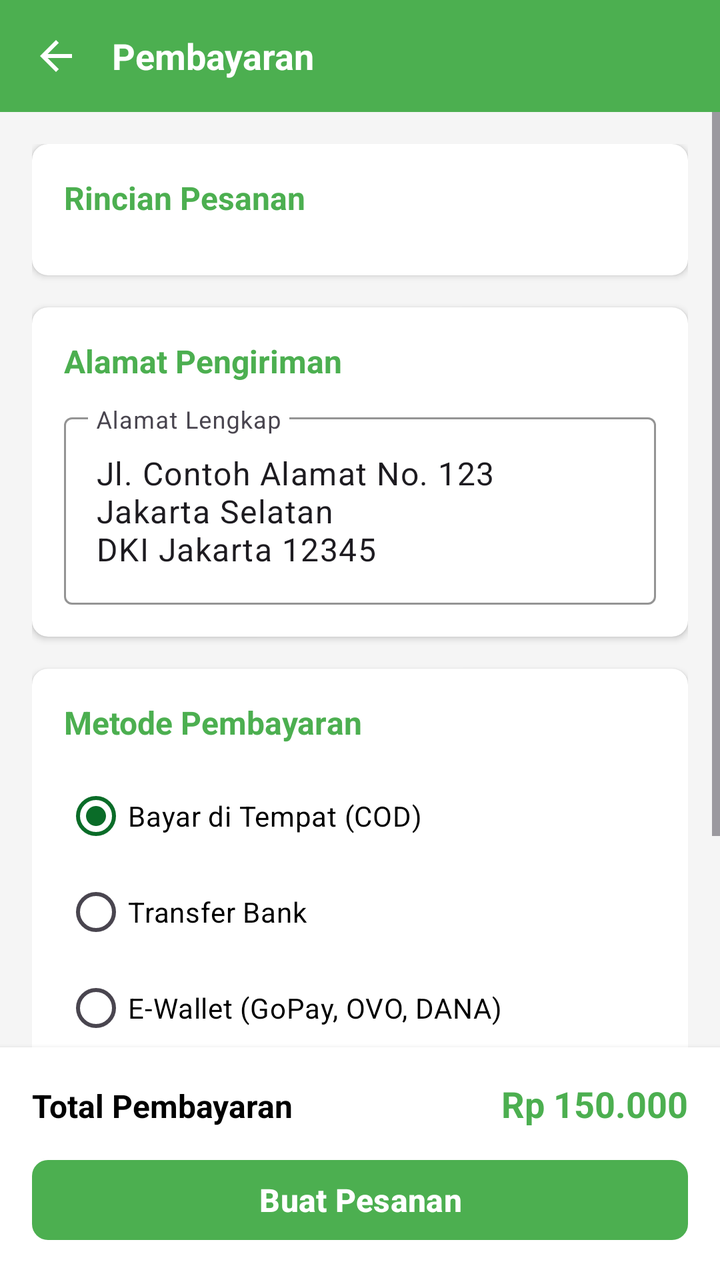
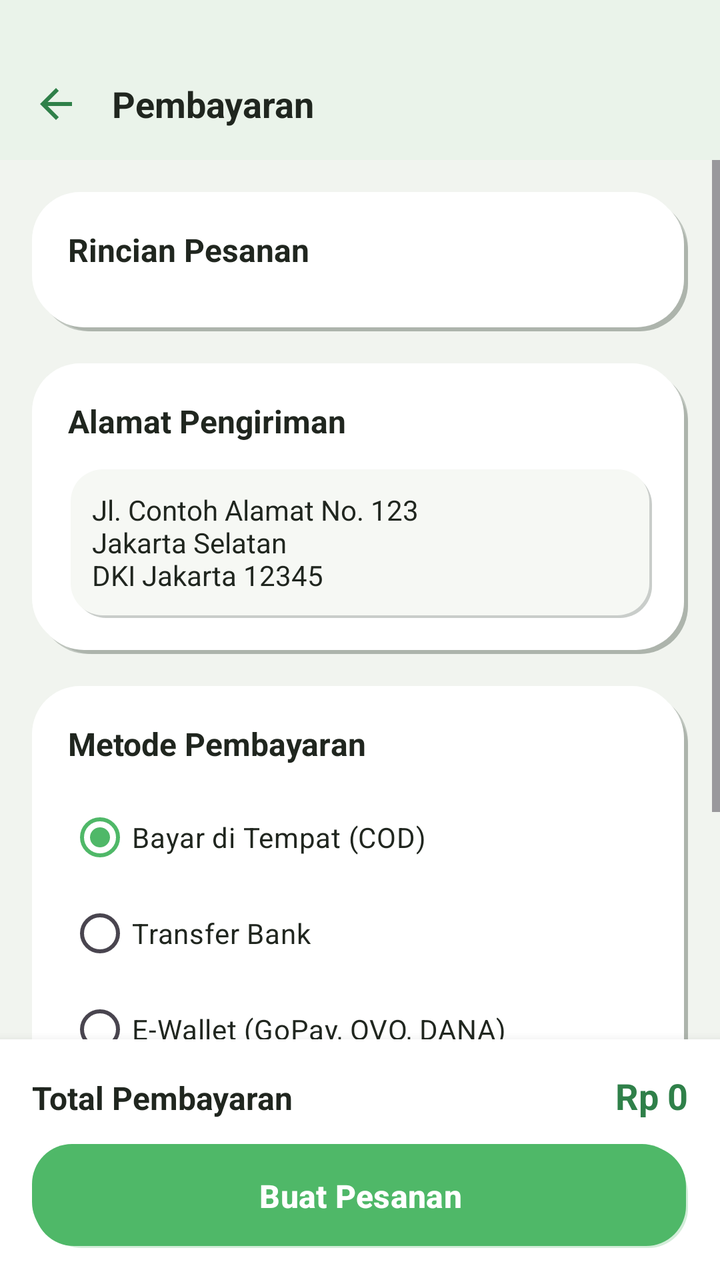

The first picture is an Android layout as it rendered before a commit; the second is the same layout after the commit. The layout source and the unified diff follow.
<!-- AndroidManifest.xml: application theme Theme.Pasarprojectbootcamp -->
<!-- res/layout/fragment_payment.xml -->
<?xml version="1.0" encoding="utf-8"?>
<LinearLayout xmlns:android="http://schemas.android.com/apk/res/android"
    xmlns:app="http://schemas.android.com/apk/res-auto"
    android:layout_width="match_parent"
    android:layout_height="match_parent"
    android:background="#F5F5F5"
    android:orientation="vertical">

    
    <LinearLayout
        android:layout_width="match_parent"
        android:layout_height="56dp"
        android:background="@color/green_primary"
        android:gravity="center_vertical"
        android:paddingHorizontal="16dp">

        <ImageView
            android:id="@+id/btnBack"
            android:layout_width="24dp"
            android:layout_height="24dp"
            android:src="@drawable/ic_arrow_back"
            android:tint="@android:color/white" />

        <TextView
            android:layout_width="0dp"
            android:layout_height="wrap_content"
            android:layout_marginStart="16dp"
            android:layout_weight="1"
            android:text="Pembayaran"
            android:textColor="@android:color/white"
            android:textSize="18sp"
            android:textStyle="bold" />

    </LinearLayout>

    <ScrollView
        android:layout_width="match_parent"
        android:layout_height="0dp"
        android:layout_weight="1">

        <LinearLayout
            android:layout_width="match_parent"
            android:layout_height="wrap_content"
            android:orientation="vertical"
            android:padding="16dp">

            
            <androidx.cardview.widget.CardView
                android:layout_width="match_parent"
                android:layout_height="wrap_content"
                android:layout_marginBottom="16dp"
                app:cardCornerRadius="8dp"
                app:cardElevation="2dp">

                <LinearLayout
                    android:layout_width="match_parent"
                    android:layout_height="wrap_content"
                    android:orientation="vertical"
                    android:padding="16dp">

                    <TextView
                        android:layout_width="match_parent"
                        android:layout_height="wrap_content"
                        android:text="Rincian Pesanan"
                        android:textColor="@color/green_primary"
                        android:textSize="16sp"
                        android:textStyle="bold" />

                    <androidx.recyclerview.widget.RecyclerView
                        android:id="@+id/rvPaymentItems"
                        android:layout_width="match_parent"
                        android:layout_height="wrap_content"
                        android:layout_marginTop="12dp"
                        android:nestedScrollingEnabled="false" />

                </LinearLayout>

            </androidx.cardview.widget.CardView>

            
            <androidx.cardview.widget.CardView
                android:layout_width="match_parent"
                android:layout_height="wrap_content"
                android:layout_marginBottom="16dp"
                app:cardCornerRadius="8dp"
                app:cardElevation="2dp">

                <LinearLayout
                    android:layout_width="match_parent"
                    android:layout_height="wrap_content"
                    android:orientation="vertical"
                    android:padding="16dp">

                    <TextView
                        android:layout_width="match_parent"
                        android:layout_height="wrap_content"
                        android:text="Alamat Pengiriman"
                        android:textColor="@color/green_primary"
                        android:textSize="16sp"
                        android:textStyle="bold" />

                    <com.google.android.material.textfield.TextInputLayout
                        android:layout_width="match_parent"
                        android:layout_height="wrap_content"
                        android:layout_marginTop="12dp"
                        android:hint="Alamat Lengkap"
                        app:boxStrokeColor="@color/green_primary"
                        app:hintTextColor="@color/green_primary">

                        <com.google.android.material.textfield.TextInputEditText
                            android:id="@+id/etDeliveryAddress"
                            android:layout_width="match_parent"
                            android:layout_height="wrap_content"
                            android:minLines="3"
                            android:text="Jl. Contoh Alamat No. 123\nJakarta Selatan\nDKI Jakarta 12345" />

                    </com.google.android.material.textfield.TextInputLayout>

                </LinearLayout>

            </androidx.cardview.widget.CardView>

            
            <androidx.cardview.widget.CardView
                android:layout_width="match_parent"
                android:layout_height="wrap_content"
                android:layout_marginBottom="100dp"
                app:cardCornerRadius="8dp"
                app:cardElevation="2dp">

                <LinearLayout
                    android:layout_width="match_parent"
                    android:layout_height="wrap_content"
                    android:orientation="vertical"
                    android:padding="16dp">

                    <TextView
                        android:layout_width="match_parent"
                        android:layout_height="wrap_content"
                        android:text="Metode Pembayaran"
                        android:textColor="@color/green_primary"
                        android:textSize="16sp"
                        android:textStyle="bold" />

                    <RadioGroup
                        android:id="@+id/rgPaymentMethod"
                        android:layout_width="match_parent"
                        android:layout_height="wrap_content"
                        android:layout_marginTop="12dp">

                        <RadioButton
                            android:id="@+id/rbCOD"
                            android:layout_width="match_parent"
                            android:layout_height="wrap_content"
                            android:checked="true"
                            android:text="Bayar di Tempat (COD)"
                            android:textColor="@color/black"
                            android:textSize="14sp" />

                        <RadioButton
                            android:id="@+id/rbBankTransfer"
                            android:layout_width="match_parent"
                            android:layout_height="wrap_content"
                            android:text="Transfer Bank"
                            android:textColor="@color/black"
                            android:textSize="14sp" />

                        <RadioButton
                            android:id="@+id/rbEWallet"
                            android:layout_width="match_parent"
                            android:layout_height="wrap_content"
                            android:text="E-Wallet (GoPay, OVO, DANA)"
                            android:textColor="@color/black"
                            android:textSize="14sp" />

                    </RadioGroup>

                    
                    <LinearLayout
                        android:id="@+id/llPaymentDetails"
                        android:layout_width="match_parent"
                        android:layout_height="wrap_content"
                        android:layout_marginTop="16dp"
                        android:orientation="vertical"
                        android:visibility="gone">

                        <com.google.android.material.textfield.TextInputLayout
                            android:layout_width="match_parent"
                            android:layout_height="wrap_content"
                            android:hint="Nomor Rekening/E-Wallet"
                            app:boxStrokeColor="@color/green_primary"
                            app:hintTextColor="@color/green_primary">

                            <com.google.android.material.textfield.TextInputEditText
                                android:id="@+id/etPaymentAccount"
                                android:layout_width="match_parent"
                                android:layout_height="wrap_content"
                                android:inputType="number" />

                        </com.google.android.material.textfield.TextInputLayout>

                        <com.google.android.material.textfield.TextInputLayout
                            android:layout_width="match_parent"
                            android:layout_height="wrap_content"
                            android:layout_marginTop="8dp"
                            android:hint="Nama Pemilik Akun"
                            app:boxStrokeColor="@color/green_primary"
                            app:hintTextColor="@color/green_primary">

                            <com.google.android.material.textfield.TextInputEditText
                                android:id="@+id/etAccountName"
                                android:layout_width="match_parent"
                                android:layout_height="wrap_content"
                                android:inputType="textPersonName" />

                        </com.google.android.material.textfield.TextInputLayout>

                    </LinearLayout>

                </LinearLayout>

            </androidx.cardview.widget.CardView>

        </LinearLayout>

    </ScrollView>

    
    <LinearLayout
        android:layout_width="match_parent"
        android:layout_height="wrap_content"
        android:background="@android:color/white"
        android:elevation="4dp"
        android:orientation="vertical"
        android:padding="16dp">

        
        <LinearLayout
            android:layout_width="match_parent"
            android:layout_height="wrap_content"
            android:layout_marginBottom="12dp"
            android:orientation="horizontal">

            <TextView
                android:layout_width="0dp"
                android:layout_height="wrap_content"
                android:layout_weight="1"
                android:text="Total Pembayaran"
                android:textColor="@color/black"
                android:textSize="16sp"
                android:textStyle="bold" />

            <TextView
                android:id="@+id/tvTotalPayment"
                android:layout_width="wrap_content"
                android:layout_height="wrap_content"
                android:text="Rp 150.000"
                android:textColor="@color/green_primary"
                android:textSize="18sp"
                android:textStyle="bold" />

        </LinearLayout>

        <com.google.android.material.button.MaterialButton
            android:id="@+id/btnBuatPesanan"
            android:layout_width="match_parent"
            android:layout_height="48dp"
            android:text="Buat Pesanan"
            android:textColor="@android:color/white"
            android:textSize="16sp"
            android:textStyle="bold"
            app:backgroundTint="@color/green_primary"
            app:cornerRadius="8dp" />

    </LinearLayout>

</LinearLayout>
<!-- resources referenced by this layout -->
<resources>
  <color name="black">#FF000000</color>
  <color name="green_primary">#4CAF50</color>
  <style name="Base.Theme.Pasarprojectbootcamp" parent="Theme.Material3.DayNight.NoActionBar">
          
           <item name="colorPrimary">@color/green</item>
          <item name="colorPrimaryVariant">@color/green</item>
          <item name="android:statusBarColor">@color/green</item>
      </style>
  <color name="green">#0A6C28</color>
  <!-- unchanged entries left out for length: 2 -->
</resources>

<!-- the commit's change to res/layout/fragment_payment.xml (unified diff, before → after) -->
@@ -3,14 +3,20 @@
     xmlns:app="http://schemas.android.com/apk/res-auto"
     android:layout_width="match_parent"
     android:layout_height="match_parent"
-    android:background="#F5F5F5"
+    android:background="@color/clay_background"
     android:orientation="vertical">
+
+    
+    <View
+        android:layout_width="match_parent"
+        android:layout_height="24dp"
+        android:background="@color/clay_header" />
 
     
     <LinearLayout
         android:layout_width="match_parent"
         android:layout_height="56dp"
-        android:background="@color/green_primary"
+        android:background="@color/clay_header"
         android:gravity="center_vertical"
         android:paddingHorizontal="16dp">
 
@@ -19,7 +25,7 @@
             android:layout_width="24dp"
             android:layout_height="24dp"
             android:src="@drawable/ic_arrow_back"
-            android:tint="@android:color/white" />
+            android:tint="@color/clay_green_700" />
 
         <TextView
             android:layout_width="0dp"
@@ -27,7 +33,7 @@
             android:layout_marginStart="16dp"
             android:layout_weight="1"
             android:text="Pembayaran"
-            android:textColor="@android:color/white"
+            android:textColor="@color/clay_text_primary"
             android:textSize="18sp"
             android:textStyle="bold" />
 
@@ -45,181 +51,178 @@
             android:padding="16dp">
 
             
-            <androidx.cardview.widget.CardView
+            <LinearLayout
                 android:layout_width="match_parent"
                 android:layout_height="wrap_content"
                 android:layout_marginBottom="16dp"
-                app:cardCornerRadius="8dp"
-                app:cardElevation="2dp">
+                android:background="@drawable/clay_card_default"
+                android:orientation="vertical"
+                android:padding="18dp">
+
+                <TextView
+                    android:layout_width="match_parent"
+                    android:layout_height="wrap_content"
+                    android:text="Rincian Pesanan"
+                    android:textColor="@color/clay_text_primary"
+                    android:textSize="16sp"
+                    android:textStyle="bold" />
+
+                <androidx.recyclerview.widget.RecyclerView
+                    android:id="@+id/rvPaymentItems"
+                    android:layout_width="match_parent"
+                    android:layout_height="wrap_content"
+                    android:layout_marginTop="12dp"
+                    android:nestedScrollingEnabled="false" />
+
+            </LinearLayout>
+
+            
+            <LinearLayout
+                android:layout_width="match_parent"
+                android:layout_height="wrap_content"
+                android:layout_marginBottom="16dp"
+                android:background="@drawable/clay_card_default"
+                android:orientation="vertical"
+                android:padding="18dp">
+
+                <TextView
+                    android:layout_width="match_parent"
+                    android:layout_height="wrap_content"
+                    android:text="Alamat Pengiriman"
+                    android:textColor="@color/clay_text_primary"
+                    android:textSize="16sp"
+                    android:textStyle="bold" />
 
                 <LinearLayout
                     android:layout_width="match_parent"
                     android:layout_height="wrap_content"
+                    android:layout_marginTop="12dp"
+                    android:background="@drawable/clay_input_field"
                     android:orientation="vertical"
-                    android:padding="16dp">
-
-                    <TextView
-                        android:layout_width="match_parent"
-                        android:layout_height="wrap_content"
-                        android:text="Rincian Pesanan"
-                        android:textColor="@color/green_primary"
-                        android:textSize="16sp"
-                        android:textStyle="bold" />
-
-                    <androidx.recyclerview.widget.RecyclerView
-                        android:id="@+id/rvPaymentItems"
-                        android:layout_width="match_parent"
-                        android:layout_height="wrap_content"
-                        android:layout_marginTop="12dp"
-                        android:nestedScrollingEnabled="false" />
+                    android:padding="12dp">
+
+                    <EditText
+                        android:id="@+id/etDeliveryAddress"
+                        android:layout_width="match_parent"
+                        android:layout_height="wrap_content"
+                        android:background="@null"
+                        android:hint="Alamat Lengkap"
+                        android:minLines="3"
+                        android:text="Jl. Contoh Alamat No. 123\nJakarta Selatan\nDKI Jakarta 12345"
+                        android:textColor="@color/clay_text_primary"
+                        android:textColorHint="@color/clay_text_secondary"
+                        android:textSize="14sp" />
 
                 </LinearLayout>
 
-            </androidx.cardview.widget.CardView>
+            </LinearLayout>
 
             
-            <androidx.cardview.widget.CardView
+            <LinearLayout
                 android:layout_width="match_parent"
                 android:layout_height="wrap_content"
-                android:layout_marginBottom="16dp"
-                app:cardCornerRadius="8dp"
-                app:cardElevation="2dp">
-
+                android:layout_marginBottom="100dp"
+                android:background="@drawable/clay_card_default"
+                android:orientation="vertical"
+                android:padding="18dp">
+
+                <TextView
+                    android:layout_width="match_parent"
+                    android:layout_height="wrap_content"
+                    android:text="Metode Pembayaran"
+                    android:textColor="@color/clay_text_primary"
+                    android:textSize="16sp"
+                    android:textStyle="bold" />
+
+                <RadioGroup
+                    android:id="@+id/rgPaymentMethod"
+                    android:layout_width="match_parent"
+                    android:layout_height="wrap_content"
+                    android:layout_marginTop="12dp">
+
+                    <RadioButton
+                        android:id="@+id/rbCOD"
+                        android:layout_width="match_parent"
+                        android:layout_height="wrap_content"
+                        android:buttonTint="@color/clay_green_500"
+                        android:checked="true"
+                        android:text="Bayar di Tempat (COD)"
+                        android:textColor="@color/clay_text_primary"
+                        android:textSize="14sp" />
+
+                    <RadioButton
+                        android:id="@+id/rbBankTransfer"
+                        android:layout_width="match_parent"
+                        android:layout_height="wrap_content"
+                        android:buttonTint="@color/clay_green_500"
+                        android:text="Transfer Bank"
+                        android:textColor="@color/clay_text_primary"
+                        android:textSize="14sp" />
+
+                    <RadioButton
+                        android:id="@+id/rbEWallet"
+                        android:layout_width="match_parent"
+                        android:layout_height="wrap_content"
+                        android:buttonTint="@color/clay_green_500"
+                        android:text="E-Wallet (GoPay, OVO, DANA)"
+                        android:textColor="@color/clay_text_primary"
+                        android:textSize="14sp" />
+
+                </RadioGroup>
+
+                
                 <LinearLayout
-                    android:layout_width="match_parent"
-                    android:layout_height="wrap_content"
+                    android:id="@+id/llPaymentDetails"
+                    android:layout_width="match_parent"
+                    android:layout_height="wrap_content"
+                    android:layout_marginTop="16dp"
                     android:orientation="vertical"
-                    android:padding="16dp">
-
-                    <TextView
-                        android:layout_width="match_parent"
-                        android:layout_height="wrap_content"
-                        android:text="Alamat Pengiriman"
-                        android:textColor="@color/green_primary"
-                        android:textSize="16sp"
-                        android:textStyle="bold" />
-
-                    <com.google.android.material.textfield.TextInputLayout
-                        android:layout_width="match_parent"
-                        android:layout_height="wrap_content"
-                        android:layout_marginTop="12dp"
-                        android:hint="Alamat Lengkap"
-                        app:boxStrokeColor="@color/green_primary"
-                        app:hintTextColor="@color/green_primary">
-
-                        <com.google.android.material.textfield.TextInputEditText
-                            android:id="@+id/etDeliveryAddress"
+                    android:visibility="gone">
+
+                    <LinearLayout
+                        android:layout_width="match_parent"
+                        android:layout_height="wrap_content"
+                        android:background="@drawable/clay_input_field"
+                        android:orientation="vertical"
+                        android:padding="12dp">
+
+                        <EditText
+                            android:id="@+id/etPaymentAccount"
                             android:layout_width="match_parent"
                             android:layout_height="wrap_content"
-                            android:minLines="3"
-                            android:text="Jl. Contoh Alamat No. 123\nJakarta Selatan\nDKI Jakarta 12345" />
-
-                    </com.google.android.material.textfield.TextInputLayout>
-
-                </LinearLayout>
-
-            </androidx.cardview.widget.CardView>
-
-            
-            <androidx.cardview.widget.CardView
-                android:layout_width="match_parent"
-                android:layout_height="wrap_content"
-                android:layout_marginBottom="100dp"
-                app:cardCornerRadius="8dp"
-                app:cardElevation="2dp">
-
-                <LinearLayout
-                    android:layout_width="match_parent"
-                    android:layout_height="wrap_content"
-                    android:orientation="vertical"
-                    android:padding="16dp">
-
-                    <TextView
-                        android:layout_width="match_parent"
-                        android:layout_height="wrap_content"
-                        android:text="Metode Pembayaran"
-                        android:textColor="@color/green_primary"
-                        android:textSize="16sp"
-                        android:textStyle="bold" />
-
-                    <RadioGroup
-                        android:id="@+id/rgPaymentMethod"
-                        android:layout_width="match_parent"
-                        android:layout_height="wrap_content"
-                        android:layout_marginTop="12dp">
-
-                        <RadioButton
-                            android:id="@+id/rbCOD"
+                            android:background="@null"
+                            android:hint="Nomor Rekening/E-Wallet"
+                            android:inputType="number"
+                            android:textColor="@color/clay_text_primary"
+                            android:textColorHint="@color/clay_text_secondary"
+                            android:textSize="14sp" />
+
+                    </LinearLayout>
+
+                    <LinearLayout
+                        android:layout_width="match_parent"
+                        android:layout_height="wrap_content"
+                        android:layout_marginTop="8dp"
+                        android:background="@drawable/clay_input_field"
+                        android:orientation="vertical"
+                        android:padding="12dp">
+
+                        <EditText
+                            android:id="@+id/etAccountName"
                             android:layout_width="match_parent"
                             android:layout_height="wrap_content"
-                            android:checked="true"
-                            android:text="Bayar di Tempat (COD)"
-                            android:textColor="@color/black"
+                            android:background="@null"
+                            android:hint="Nama Pemilik Akun"
+                            android:inputType="textPersonName"
+                            android:textColor="@color/clay_text_primary"
+                            android:textColorHint="@color/clay_text_secondary"
                             android:textSize="14sp" />
 
-                        <RadioButton
-                            android:id="@+id/rbBankTransfer"
-                            android:layout_width="match_parent"
-                            android:layout_height="wrap_content"
-                            android:text="Transfer Bank"
-                            android:textColor="@color/black"
-                            android:textSize="14sp" />
-
-                        <RadioButton
-                            android:id="@+id/rbEWallet"
-                            android:layout_width="match_parent"
-                            android:layout_height="wrap_content"
-                            android:text="E-Wallet (GoPay, OVO, DANA)"
-                            android:textColor="@color/black"
-                            android:textSize="14sp" />
-
-                    </RadioGroup>
-
-                    
-                    <LinearLayout
-                        android:id="@+id/llPaymentDetails"
-                        android:layout_width="match_parent"
-                        android:layout_height="wrap_content"
-                        android:layout_marginTop="16dp"
-                        android:orientation="vertical"
-                        android:visibility="gone">
-
-                        <com.google.android.material.textfield.TextInputLayout
-                            android:layout_width="match_parent"
-                            android:layout_height="wrap_content"
-                            android:hint="Nomor Rekening/E-Wallet"
-                            app:boxStrokeColor="@color/green_primary"
-                            app:hintTextColor="@color/green_primary">
-
-                            <com.google.android.material.textfield.TextInputEditText
-                                android:id="@+id/etPaymentAccount"
-                                android:layout_width="match_parent"
-                                android:layout_height="wrap_content"
-                                android:inputType="number" />
-
-                        </com.google.android.material.textfield.TextInputLayout>
-
-                        <com.google.android.material.textfield.TextInputLayout
-                            android:layout_width="match_parent"
-                            android:layout_height="wrap_content"
-                            android:layout_marginTop="8dp"
-                            android:hint="Nama Pemilik Akun"
-                            app:boxStrokeColor="@color/green_primary"
-                            app:hintTextColor="@color/green_primary">
-
-                            <com.google.android.material.textfield.TextInputEditText
-                                android:id="@+id/etAccountName"
-                                android:layout_width="match_parent"
-                                android:layout_height="wrap_content"
-                                android:inputType="textPersonName" />
-
-                        </com.google.android.material.textfield.TextInputLayout>
-
                     </LinearLayout>
 
                 </LinearLayout>
 
-            </androidx.cardview.widget.CardView>
+            </LinearLayout>
 
         </LinearLayout>
 
@@ -229,8 +232,8 @@
     <LinearLayout
         android:layout_width="match_parent"
         android:layout_height="wrap_content"
-        android:background="@android:color/white"
-        android:elevation="4dp"
+        android:background="@color/clay_surface"
+        android:elevation="8dp"
         android:orientation="vertical"
         android:padding="16dp">
 
@@ -246,7 +249,7 @@
                 android:layout_height="wrap_content"
                 android:layout_weight="1"
                 android:text="Total Pembayaran"
-                android:textColor="@color/black"
+                android:textColor="@color/clay_text_primary"
                 android:textSize="16sp"
                 android:textStyle="bold" />
 
@@ -254,23 +257,23 @@
                 android:id="@+id/tvTotalPayment"
                 android:layout_width="wrap_content"
                 android:layout_height="wrap_content"
-                android:text="Rp 150.000"
-                android:textColor="@color/green_primary"
+                android:text="Rp 0"
+                android:textColor="@color/clay_green_700"
                 android:textSize="18sp"
                 android:textStyle="bold" />
 
         </LinearLayout>
 
-        <com.google.android.material.button.MaterialButton
+        <Button
             android:id="@+id/btnBuatPesanan"
             android:layout_width="match_parent"
-            android:layout_height="48dp"
+            android:layout_height="52dp"
+            android:background="@drawable/clay_button_primary"
+            android:elevation="0dp"
             android:text="Buat Pesanan"
             android:textColor="@android:color/white"
             android:textSize="16sp"
-            android:textStyle="bold"
-            app:backgroundTint="@color/green_primary"
-            app:cornerRadius="8dp" />
+            android:textStyle="bold" />
 
     </LinearLayout>
 
<!-- resource entries referenced after the edit -->
@@ -1,14 +1,132 @@
 <!-- resources referenced by this layout -->
 <resources>
-  <color name="black">#FF000000</color>
-  <color name="green_primary">#4CAF50</color>
+  <color name="clay_background">#F1F4EF</color>
+  <color name="clay_green_500">#4FB868</color>
+  <color name="clay_green_700">#2F8049</color>
+  <color name="clay_header">#EAF3EA</color>
+  <color name="clay_surface">#FFFFFF</color>
+  <color name="clay_text_primary">#20261F</color>
+  <color name="clay_text_secondary">#6E7A6C</color>
+  <!-- drawable clay_button_primary (drawable) -->
+  <?xml version="1.0" encoding="utf-8"?>
+  <layer-list xmlns:android="http://schemas.android.com/apk/res/android">
+      <item
+          android:top="5dp"
+          android:left="5dp">
+          <shape android:shape="rectangle">
+              <solid android:color="@color/clay_shadow_dark" />
+              <corners android:radius="20dp" />
+          </shape>
+      </item>
+      <item
+          android:bottom="3dp"
+          android:right="3dp">
+          <shape android:shape="rectangle">
+              <solid android:color="@color/clay_shadow_light" />
+              <corners android:radius="20dp" />
+          </shape>
+      </item>
+      <item
+          android:top="1dp"
+          android:left="1dp"
+          android:right="1dp"
+          android:bottom="1dp">
+          <shape android:shape="rectangle">
+              <gradient
+                  android:angle="90"
+                  android:startColor="@color/clay_green_600"
+                  android:endColor="@color/clay_green_500" />
+              <corners android:radius="20dp" />
+          </shape>
+      </item>
+  </layer-list>
+  <!-- drawable clay_card_default (drawable) -->
+  <?xml version="1.0" encoding="utf-8"?>
+  <layer-list xmlns:android="http://schemas.android.com/apk/res/android">
+      
+      <item
+          android:top="6dp"
+          android:left="6dp">
+          <shape android:shape="rectangle">
+              <solid android:color="@color/clay_shadow_dark_soft" />
+              <corners android:radius="24dp" />
+          </shape>
+      </item>
+      <item
+          android:top="4dp"
+          android:left="4dp">
+          <shape android:shape="rectangle">
+              <solid android:color="@color/clay_shadow_dark" />
+              <corners android:radius="24dp" />
+          </shape>
+      </item>
+      
+      <item
+          android:bottom="4dp"
+          android:right="4dp">
+          <shape android:shape="rectangle">
+              <solid android:color="@color/clay_shadow_light" />
+              <corners android:radius="24dp" />
+          </shape>
+      </item>
+      
+      <item
+          android:top="2dp"
+          android:left="2dp"
+          android:right="2dp"
+          android:bottom="2dp">
+          <shape android:shape="rectangle">
+              <solid android:color="@color/clay_surface" />
+              <corners android:radius="24dp" />
+          </shape>
+      </item>
+  </layer-list>
+  <!-- drawable clay_input_field (drawable) -->
+  <?xml version="1.0" encoding="utf-8"?>
+  <layer-list xmlns:android="http://schemas.android.com/apk/res/android">
+      
+      <item
+          android:bottom="3dp"
+          android:right="3dp">
+          <shape android:shape="rectangle">
+              <solid android:color="@color/clay_shadow_light" />
+              <corners android:radius="16dp" />
+          </shape>
+      </item>
+      <item
+          android:top="3dp"
+          android:left="3dp">
+          <shape android:shape="rectangle">
+              <solid android:color="@color/clay_shadow_dark" />
+              <corners android:radius="16dp" />
+          </shape>
+      </item>
+      <item
+          android:top="1.5dp"
+          android:left="1.5dp"
+          android:right="1.5dp"
+          android:bottom="1.5dp">
+          <shape android:shape="rectangle">
+              <solid android:color="@color/clay_surface_alt" />
+              <corners android:radius="16dp" />
+          </shape>
+      </item>
+  </layer-list>
+  <color name="clay_shadow_dark">#402B3B2F</color>
+  <color name="clay_shadow_light">#FFFFFFFF</color>
+  <color name="clay_green_600">#3E9C57</color>
+  <color name="clay_shadow_dark_soft">#1F2B3B2F</color>
+  <color name="clay_surface_alt">#F6F8F4</color>
   <style name="Base.Theme.Pasarprojectbootcamp" parent="Theme.Material3.DayNight.NoActionBar">
           
-           <item name="colorPrimary">@color/green</item>
-          <item name="colorPrimaryVariant">@color/green</item>
-          <item name="android:statusBarColor">@color/green</item>
+          <item name="colorPrimary">@color/clay_green_500</item>
+          <item name="colorPrimaryVariant">@color/clay_green_700</item>
+          <item name="colorSecondary">@color/clay_green_300</item>
+          <item name="android:statusBarColor">@color/clay_green_500</item>
+          <item name="android:windowBackground">@color/clay_background</item>
+          <item name="android:navigationBarColor">@color/clay_background</item>
       </style>
-  <color name="green">#0A6C28</color>
+  <color name="clay_green_300">#A8DDB5</color>
   <!-- unchanged entries left out for length: 2 -->
 </resources>
 
